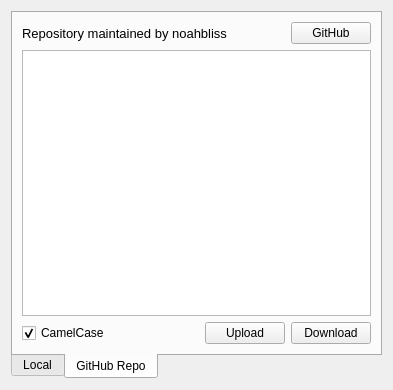
Audio4Linux/Viper4Linux-GUI, file preset.ui: the form before one commit.
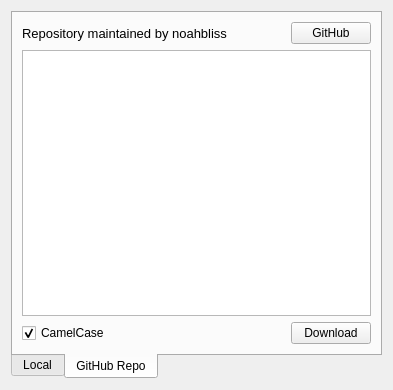
The form after the commit. The open tabs and pages were chosen to show the change. Icons and pictures are not drawn.

```diff
--- a/preset.ui
+++ b/preset.ui
@@ -239,13 +239,6 @@
            </property>
           </spacer>
          </item>
-         <item>
-          <widget class="QPushButton" name="upload">
-           <property name="text">
-            <string>Upload</string>
-           </property>
-          </widget>
-         </item>
          <item>
           <widget class="QPushButton" name="download">
            <property name="text">
```
Left out of the diff: 1 changed line with no effect on the pictures.
